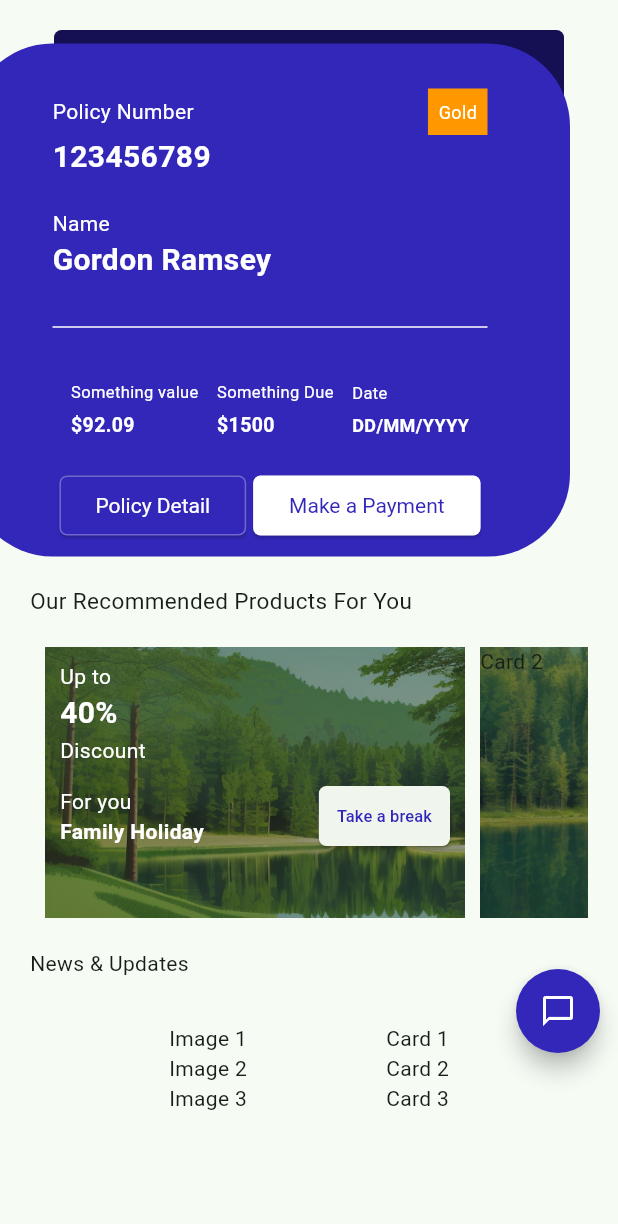
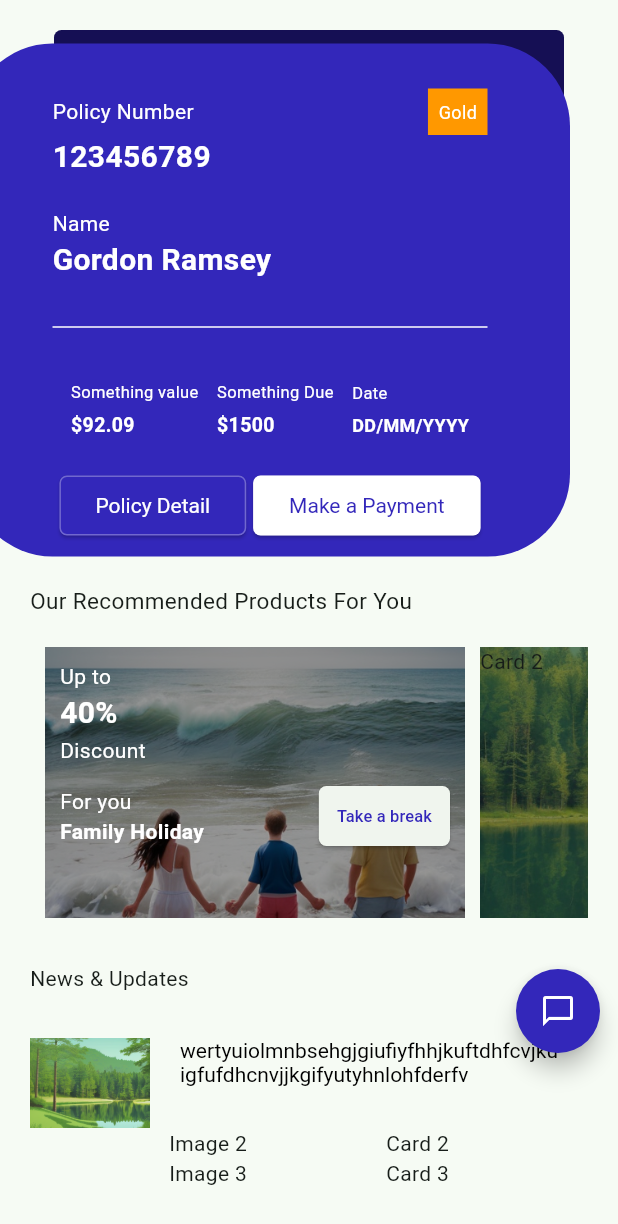
Before and after one commit to ninjaVr2/SendIN_Mobile, a Flutter app: the DashboardPage screen opened directly, on a phone screen of 412 x 824 dp. Shown: the top 1224 px of the screen. Run offline on Flutter 3.47's test engine with Material 2 defaults, Android fonts, the phone set to English and light mode, and no system bars; our stand-ins replace animated_splash_screen, page_transition.

Commit message:
update 9 files

```diff
--- a/lib/Screens/Home/Dashboard/Dashboard.dart
+++ b/lib/Screens/Home/Dashboard/Dashboard.dart
@@ -411,6 +411,7 @@ class _DashboardPageState extends State<DashboardPage> {
                     ],
                   ),
                 ),
+                SizedBox(height: 10,),
                 Container(
                   margin: EdgeInsets.symmetric(
                     vertical: 20
@@ -427,10 +428,35 @@ class _DashboardPageState extends State<DashboardPage> {
                     scrollDirection: Axis.vertical,
                     children: [
                       Row(
-                        mainAxisAlignment: MainAxisAlignment.spaceEvenly,
+                        mainAxisAlignment: MainAxisAlignment.start,
+                        crossAxisAlignment: CrossAxisAlignment.start,
                         children: [
-                          Text("Image 1"),
-                          Text("Card 1"),
+                          Container(
+                            width: 80,
+                            height: 60,
+                            decoration: BoxDecoration(
+                              image: DecorationImage(
+                                image: AssetImage('assets/imgs/img12.png'),
+                                fit: BoxFit.cover
+                              )
+                            ),
+                            child: Text(""),
+                          ),
+                          Expanded(
+                            child: Padding(
+                              padding: const EdgeInsets.symmetric(
+                                horizontal: 20.0
+                                ),
+                              child: RichText(
+                                text: TextSpan(
+                                  text: "wertyuiolmnbsehgjgiufiyfhhjkuftdhfcvjkuigfufdhcnvjjkgifyutyhnlohfderfv",
+                                  style: TextStyle(
+                                    color: Colors.black
+                                  )
+                                )
+                                ),
+                            ),
+                          )
                         ],
                       ),
                       Row(
```
Also changed, not shown: assets/imgs/img1.png, assets/imgs/img12.png (added).
